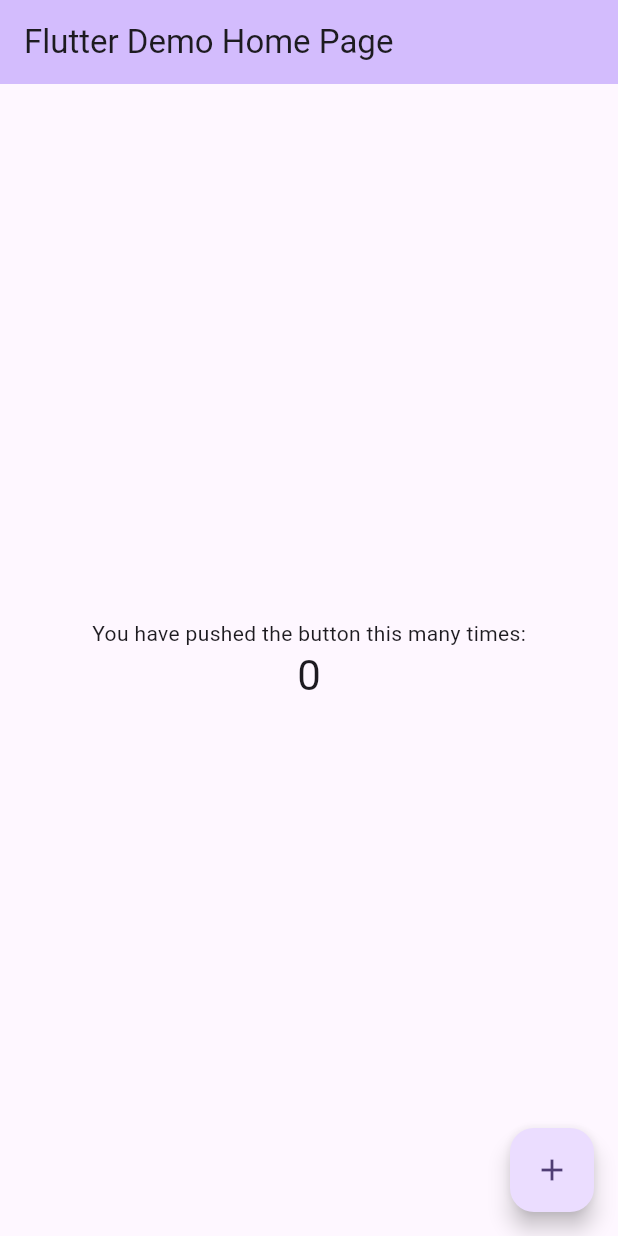
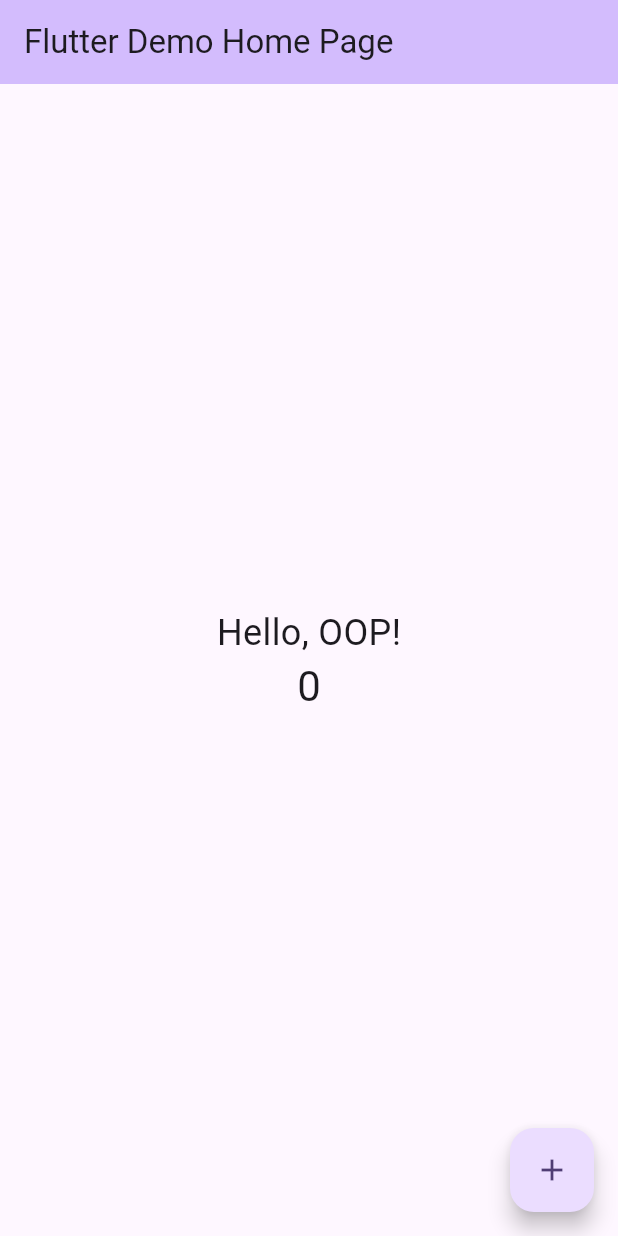
Before and after one commit to ossw5/my_oop_app, a Flutter app: the screen it shows after launch, on a phone screen of 412 x 824 dp. Run offline on Flutter 3.47's test engine with Material 3 defaults, Android fonts, the phone set to English and light mode, and no system bars.

Commit message:
feat(main.dart): add Hello, OOP! centered text

```diff
--- a/lib/main.dart
+++ b/lib/main.dart
@@ -86,8 +86,6 @@ class _MyHomePageState extends State<MyHomePage> {
         title: Text(widget.title),
       ),
       body: Center(
-        // Center is a layout widget. It takes a single child and positions it
-        // in the middle of the parent.
         child: Column(
           // Column is also a layout widget. It takes a list of children and
           // arranges them vertically. By default, it sizes itself to fit its
@@ -104,7 +102,7 @@ class _MyHomePageState extends State<MyHomePage> {
           // wireframe for each widget.
           mainAxisAlignment: MainAxisAlignment.center,
           children: <Widget>[
-            const Text('You have pushed the button this many times:'),
+            const Text('Hello, OOP!', style: TextStyle(fontSize: 24)),
             Text(
               '$_counter',
               style: Theme.of(context).textTheme.headlineMedium,
```
